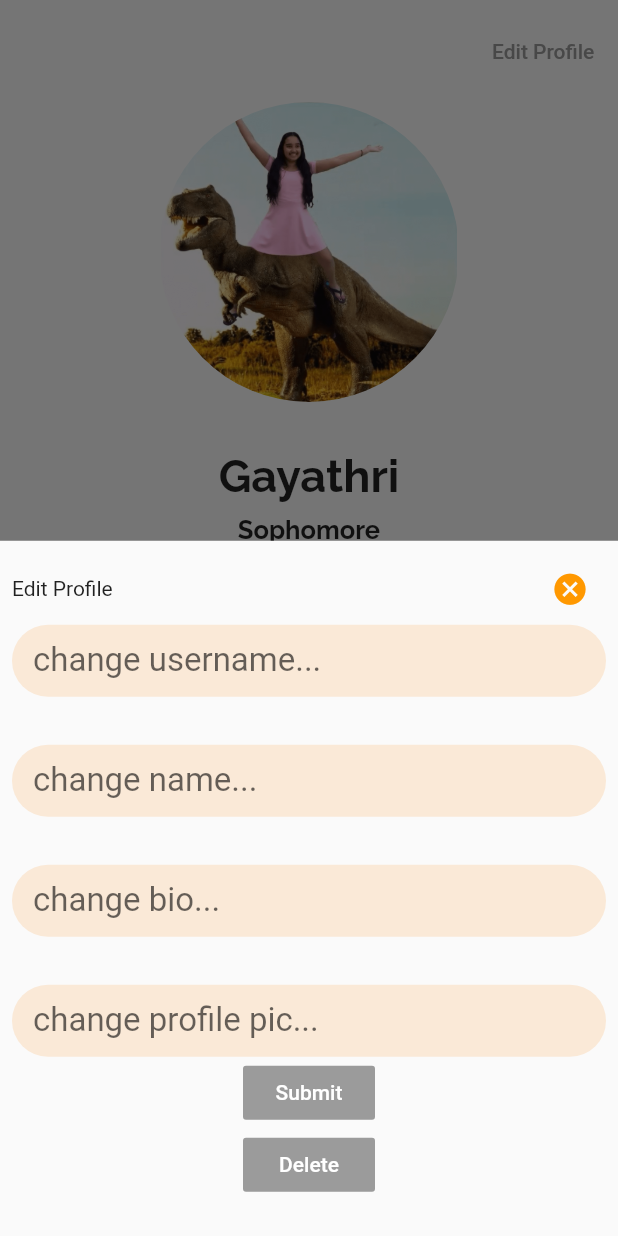
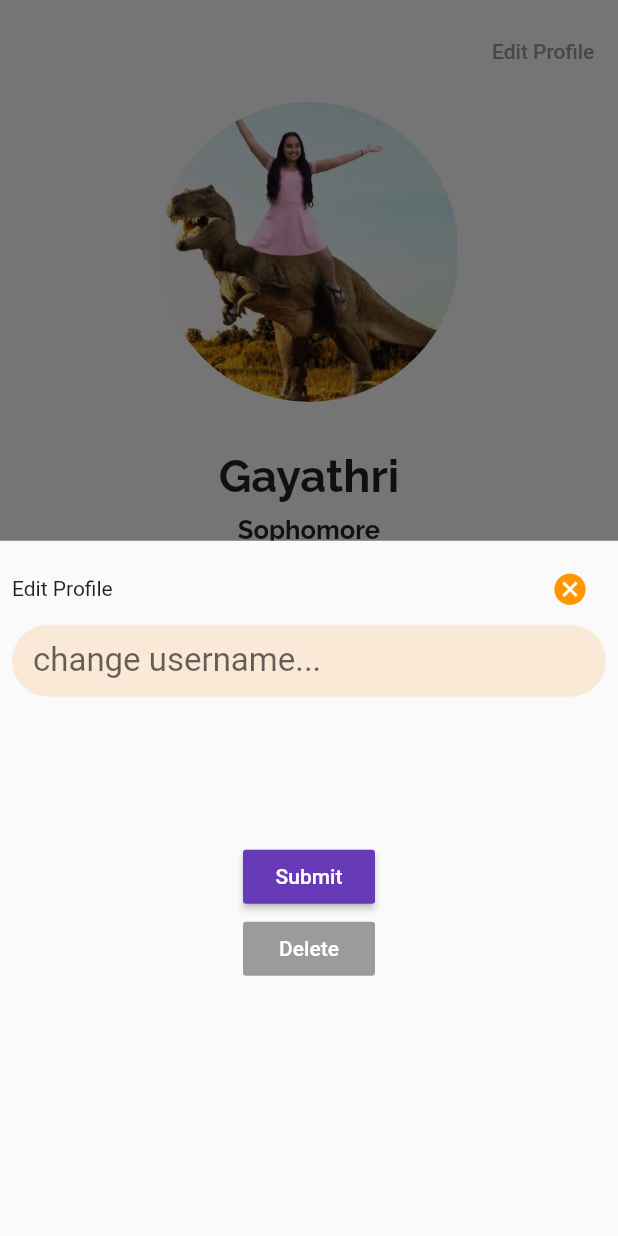
Before and after one commit to ishajain15/UniLyfe, a Flutter app: the ProfilePage screen opened directly, after a tap on "Edit Profile", on a phone screen of 412 x 824 dp. Run offline on Flutter 3.47's test engine with Material 2 defaults, Android fonts, the phone set to English and light mode, and no system bars; our stand-ins replace auto_size_text, cloud_firestore, community_material_icon, firebase_auth, firebase_core, font_awesome_flutter and 3 more; missing offline and left inert: polls; accounts and stored records are empty; generated files the repository leaves out were written again.

Commit message:
you should be able to change your username now

```diff
--- a/unilyfe_app/lib/main.dart
+++ b/unilyfe_app/lib/main.dart
@@ -1,3 +1,4 @@
+import 'package:cloud_firestore/cloud_firestore.dart';
 import 'package:flutter/material.dart';
 import 'package:google_maps_flutter/google_maps_flutter.dart';
 import 'package:unilyfe_app/customized_items/loaders/color_loader_4.dart';
@@ -22,6 +23,7 @@ class MyApp extends StatelessWidget {
   @override
   Widget build(BuildContext context) => Provider(
         auth: AuthProvider(),
+        db: FirebaseFirestore.instance,
         child: MaterialApp(
           debugShowCheckedModeBanner: false,
           title: title,
--- a/unilyfe_app/lib/models/User.dart
+++ b/unilyfe_app/lib/models/User.dart
@@ -7,8 +7,8 @@ class User {
 
     Map<String, dynamic> toJson() => {
     'username': username,
-    'bio': bio,
-    'picturePath': picturePath,
+    //'bio': bio,
+    //'picturePath': picturePath,
   };
 
 }
--- a/unilyfe_app/lib/page/profile_page.dart
+++ b/unilyfe_app/lib/page/profile_page.dart
@@ -1,95 +1,21 @@
 import 'package:flutter/material.dart';
+import 'package:unilyfe_app/models/User.dart';
+import 'package:unilyfe_app/widgets/provider_widget.dart';
+import 'package:cloud_firestore/cloud_firestore.dart';
 
-/*class UserProfilePage extends StatelessWidget {
-  int _selectedIndex = 0;
-static const TextStyle optionStyle = TextStyle(fontSize: 30, fontWeight: FontWeight.bold);
-static const List<Widget> _widgetOptions = <Widget>[
-  Text(
-    'Index 0: Home',
-    style: optionStyle,
-  ),
-  Text(
-     'Index 1: Explore',
-     style: optionStyle,
-  ),
-  Text(
-     'Index 2: Create',
-     style: optionStyle,
-  ),
-    Text(
-    'Index 0: Corona',
-    style: optionStyle,
-  ),
-    Text(
-    'Index 0: Me',
-    style: optionStyle,
-  ),
-];
-
-/*void _onItemTapped(int index) {
-  setState(() {
-    _selectedIndex = index;
-  });
-}*/
-  @override
-  Widget build(BuildContext context) {
-
-    /*return Container(
-      alignment: Alignment.center,
-      child: Column(
-        crossAxisAlignment: CrossAxisAlignment.center,
-        mainAxisAlignment: MainAxisAlignment.center,
-        children: [
-          Text(
-            'random stuff for now',
-            style: TextStyle(color: Colors.orangeAccent),
-          ),
-          //LogoutButtonWidget(),
-        ],
-      ),
-    );*/
-    return Scaffold(
-    appBar: AppBar(
-      title: const Text('BottomNavigationBar Sample'),
-    ),
-    body: Center(
-      child: _widgetOptions.elementAt(_selectedIndex),
-    ),
-    bottomNavigationBar: BottomNavigationBar(
-      items: const <BottomNavigationBarItem>[
-        BottomNavigationBarItem(
-          icon: Icon(Icons.home),
-          label: 'Home',
-        ),
-        BottomNavigationBarItem(
-          icon: Icon(Icons.business),
-          label: 'Explore',
-        ),
-        BottomNavigationBarItem(
-          icon: Icon(Icons.school),
-          label: 'Create',
-        ),
-        BottomNavigationBarItem(
-          icon: Icon(Icons.school),
-          label: 'Corona',
-        ),
-        BottomNavigationBarItem(
-          icon: Icon(Icons.school),
-          label: 'Me',
-        ),
-      ],
-      currentIndex: _selectedIndex,
-      selectedItemColor: Colors.amber[800],
-      //onTap: _onItemTapped,
-    ),
-  );
-  }
-}*/
-
-class ProfilePage extends StatelessWidget {
+class ProfilePage extends StatefulWidget {
   static Route<dynamic> route() => MaterialPageRoute(
         builder: (context) => ProfilePage(),
       );
+
+  @override
+  _ProfilePageState createState() => _ProfilePageState();
+}
+
+class _ProfilePageState extends State<ProfilePage> {
+  User user = User("");
+  TextEditingController _usernameController = TextEditingController();
+  //final db = FirebaseFirestore.instance;
 
   @override
   Widget build(BuildContext context) {
@@ -143,19 +69,9 @@ class ProfilePage extends StatelessWidget {
         ], const Color(0xFFF99E3E)),
       ],
       //),
-    )
-
-        /*floatingActionButton: FloatingActionButton(
-    backgroundColor: const Color(0xFFF56D6B),
-    onPressed: () {},
-    child: Icon(Icons.add,),
-    //shape: RoundedRectangleBorder(borderRadius: BorderRadius.all(Radius.circular(16.0))),
-    shape: RoundedRectangleBorder(),
-
-  ),*/
-        );
+    ));
   }
-}
+//}
 
   Widget profilePicture = Container(
     width: 200,
@@ -256,6 +172,111 @@ Widget chipList(List<String> things, Color color) {
     return chips;
   }
 
+  Widget _changeInfo(String textBoxText) {
+    return TextField(
+      controller: _usernameController,
+      autofocus: false,
+      style: TextStyle(fontSize: 22.0, color: Colors.black),
+      decoration: InputDecoration(
+        filled: true,
+        fillColor: Color(0xFFfae9d7),
+        hintText: textBoxText,
+        contentPadding:
+            const EdgeInsets.only(left: 14.0, bottom: 8.0, top: 8.0),
+        focusedBorder: OutlineInputBorder(
+          borderSide: BorderSide(color: Colors.black),
+          borderRadius: BorderRadius.circular(25.7),
+        ),
+        enabledBorder: UnderlineInputBorder(
+          borderSide: BorderSide.none,
+          borderRadius: BorderRadius.circular(25.7),
+        ),
+      ),
+    );
+  }
+
+  void _tripEditModalBottomSheet(context) {
+    showModalBottomSheet(
+      context: context,
+      builder: (BuildContext bc) {
+        return Container(
+          height: MediaQuery.of(context).size.height * .60,
+          child: Padding(
+            padding: const EdgeInsets.all(8.0),
+            child: Column(
+              children: <Widget>[
+                Row(
+                  children: <Widget>[
+                    Text("Edit Profile"),
+                    Spacer(),
+                    IconButton(
+                      icon: Icon(
+                        Icons.cancel,
+                        color: Colors.orange,
+                        size: 25,
+                      ),
+                      onPressed: () {
+                        Navigator.of(context).pop();
+                      },
+                    )
+                  ],
+                ),
+                _changeInfo("change username..."),
+                Container(
+                  padding: const EdgeInsets.all(16),
+                ),
+                // _changeInfo("change name..."),
+                Container(
+                  padding: const EdgeInsets.all(16),
+                ),
+                // _changeInfo("change bio..."),
+                Container(
+                  padding: const EdgeInsets.all(16),
+                ),
+                // _changeInfo("change profile pic..."),
+                Row(
+                  mainAxisAlignment: MainAxisAlignment.center,
+                  children: <Widget>[
+                    RaisedButton(
+                        child: Text('Submit'),
+                        color: Colors.deepPurple,
+                        textColor: Colors.white,
+                        onPressed: () async {
+                          user.username = _usernameController.text;
+                          print(_usernameController.text);
+                          final uid =
+                              await Provider.of(context).auth.getCurrentUID();
+                          await Provider.of(context)
+                              .db
+                              .collection('userData')
+                              .doc(uid)
+                              .set(user.toJson());
+                          //.collection("posts")
+                          //.add(user.toJson());
+                          //.setData(user.toJson());
+                          Navigator.of(context).pop();
+                        })
+                  ],
+                ),
+                Row(
+                  mainAxisAlignment: MainAxisAlignment.center,
+                  children: <Widget>[
+                    RaisedButton(
+                      child: Text('Delete'),
+                      color: Colors.red,
+                      textColor: Colors.white,
+                    )
+                  ],
+                )
+              ],
+            ),
+          ),
+        );
+      },
+    );
+  }
+}
+
 // ignore: camel_case_types
 class _profilePicture extends StatefulWidget {
   @override
@@ -297,93 +318,3 @@ class _myProfilePictureState extends State<_profilePicture> {
         ));
   }
 }
-
-Widget _changeInfo(String textBoxText) {
-  return
-    TextField(
-    autofocus: false,
-    style: TextStyle(fontSize: 22.0, color: Colors.black),
-    decoration: InputDecoration(
-      filled: true,
-      fillColor: Color(0xFFfae9d7),
-      hintText: textBoxText,
-      contentPadding: const EdgeInsets.only(left: 14.0, bottom: 8.0, top: 8.0),
-      focusedBorder: OutlineInputBorder(
-        borderSide: BorderSide(color: Colors.black),
-        borderRadius: BorderRadius.circular(25.7),
-      ),
-      enabledBorder: UnderlineInputBorder(
-        borderSide: BorderSide.none,
-        borderRadius: BorderRadius.circular(25.7),
-      ),
-    ),
-
-  );
-}
-
-void _tripEditModalBottomSheet(context) {
-  showModalBottomSheet(
-    context: context,
-    builder: (BuildContext bc) {
-      return Container(
-        height: MediaQuery.of(context).size.height * .60,
-        child: Padding(
-          padding: const EdgeInsets.all(8.0),
-          child: Column(
-            children: <Widget>[
-              Row(
-                children: <Widget>[
-                  Text("Edit Profile"),
-                  Spacer(),
-                  IconButton(
-                    icon: Icon(
-                      Icons.cancel,
-                      color: Colors.orange,
-                      size: 25,
-                    ),
-                    onPressed: () {
-                      Navigator.of(context).pop();
-                    },
-                  )
-                ],
-              ),
-              _changeInfo("change username..."),
-              Container(
-                padding: const EdgeInsets.all(16),
-              ),
-              _changeInfo("change name..."),
-              Container(
-                padding: const EdgeInsets.all(16),
-              ),
-              _changeInfo("change bio..."),
-              Container(
-                padding: const EdgeInsets.all(16),
-              ),
-              _changeInfo("change profile pic..."),
-              Row(
-                mainAxisAlignment: MainAxisAlignment.center,
-                children: <Widget>[
-                  RaisedButton(
-                    child: Text('Submit'),
-                    color: Colors.deepPurple,
-                    textColor: Colors.white,
-                  )
-                ],
-              ),
-              Row(
-                mainAxisAlignment: MainAxisAlignment.center,
-                children: <Widget>[
-                  RaisedButton(
-                    child: Text('Delete'),
-                    color: Colors.red,
-                    textColor: Colors.white,
-                  )
-                ],
-              )
-            ],
-          ),
-        ),
-      );
-    },
-  );
-}
--- a/unilyfe_app/lib/widgets/provider_widget.dart
+++ b/unilyfe_app/lib/widgets/provider_widget.dart
@@ -2,10 +2,12 @@ import 'package:unilyfe_app/provider/auth_provider.dart';
 import 'package:flutter/material.dart';
 
 class Provider extends InheritedWidget {
+  final db;
   Provider({
     Key key,
     Widget child,
     this.auth,
+    this.db
   }) : super(key: key, child: child);
 
   final AuthProvider auth;
```
Also changed, not shown: unilyfe_app/pubspec.lock. Lines whose indentation alone changed are shown as unchanged.
